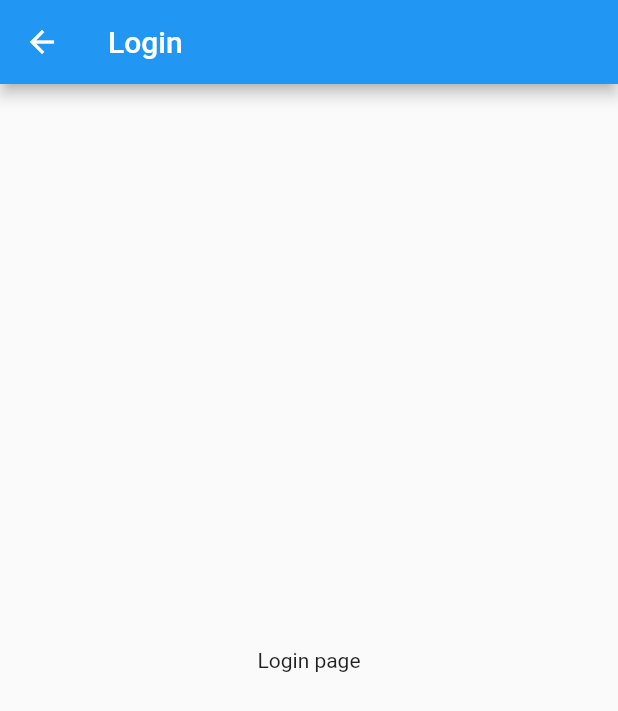
After one commit to Fahad-salman/ecommerce-app-store1, a Flutter app: the Login screen opened directly, on a phone screen of 412 x 824 dp. The commit adds this screen. Shown: the top 711 px of the screen. Run offline on Flutter 3.47's test engine with Material 2 defaults, Android fonts, the phone set to English and light mode, and no system bars; our stand-ins replace get, google_fonts.

Commit message:
update on button , add login page

```diff
--- a/lib/data/datasource/static/static.dart
+++ b/lib/data/datasource/static/static.dart
@@ -8,21 +8,25 @@ List<OnBoardingModel> onBoardingList=[
     title: "Choosec Product",
     body: "We Have 100k Products , Choose \n Your products from our \n E-commerce shop. ",
     image: AppImageAsset.OnBoardingimageOne,
+    button : "Let's Go",
    ),
     OnBoardingModel(
     title: "Easy & Safe Payment",
     body: "Easy Checkout & Safe Payment \n metods. Trusted by our Customers \n from all over the world. ",
     image: AppImageAsset.OnBoardingimageTow,
+    button : "Continue",
    ),
    OnBoardingModel(
     title: "Track Your Order",
     body: "Best Tracker has been Used For \n Track your order. You'll know where \n your product is at the moment.",
     image: AppImageAsset.OnBoardingimageThree,
+    button : "Continue",
    ),
     OnBoardingModel(
     title: "Fast Delivery",
     body: "Reliable And Fast Delivery. We \n Deliver your product the fastest \n way possible. ",
     image: AppImageAsset.OnBoardingimageFour,
+    button : "Continue",
    )
 
 ];
--- a/lib/data/model/onbordingmodel.dart
+++ b/lib/data/model/onbordingmodel.dart
@@ -2,9 +2,13 @@ class OnBoardingModel {
   final String? title ;
   final String? image ;
   final String? body ;
+  final String? button ;
+
   OnBoardingModel({
     this.body ,
     this.image ,
-    this.title
+    this.title,
+    this.button
+
 });
 }
--- /dev/null
+++ b/lib/view/screen/auth/login.dart
@@ -0,0 +1,18 @@
+
+
+import 'package:flutter/material.dart';
+import 'package:get/get.dart';
+
+class Login extends StatelessWidget {
+  const Login({Key? key}) : super(key: key);
+
+  @override
+  Widget build(BuildContext context) {
+    return Scaffold(
+      appBar: AppBar(
+        title: Text("Login"),
+      ),
+      body: Container(child: Center(child: Text("Login page"),)),
+    );
+  }
+}
```
Also changed, not shown: lib/controller/onboarding_controller.dart (+13 -10 lines), lib/view/widget/onboarding/custombutton.dart (+21 -5 lines).
